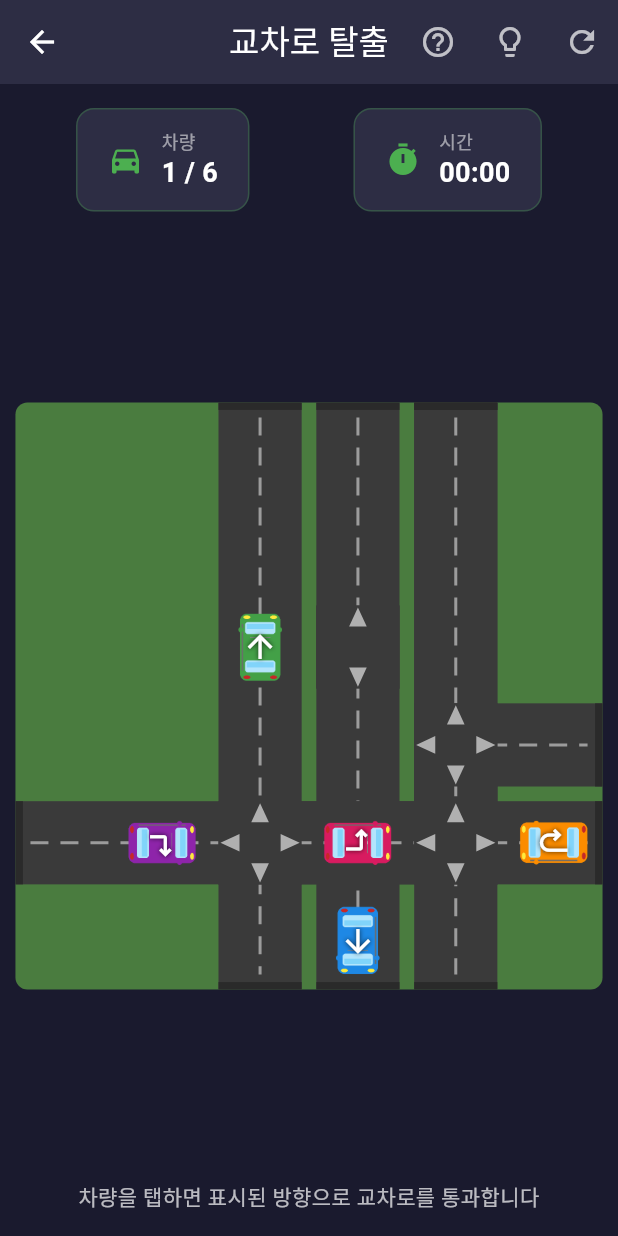
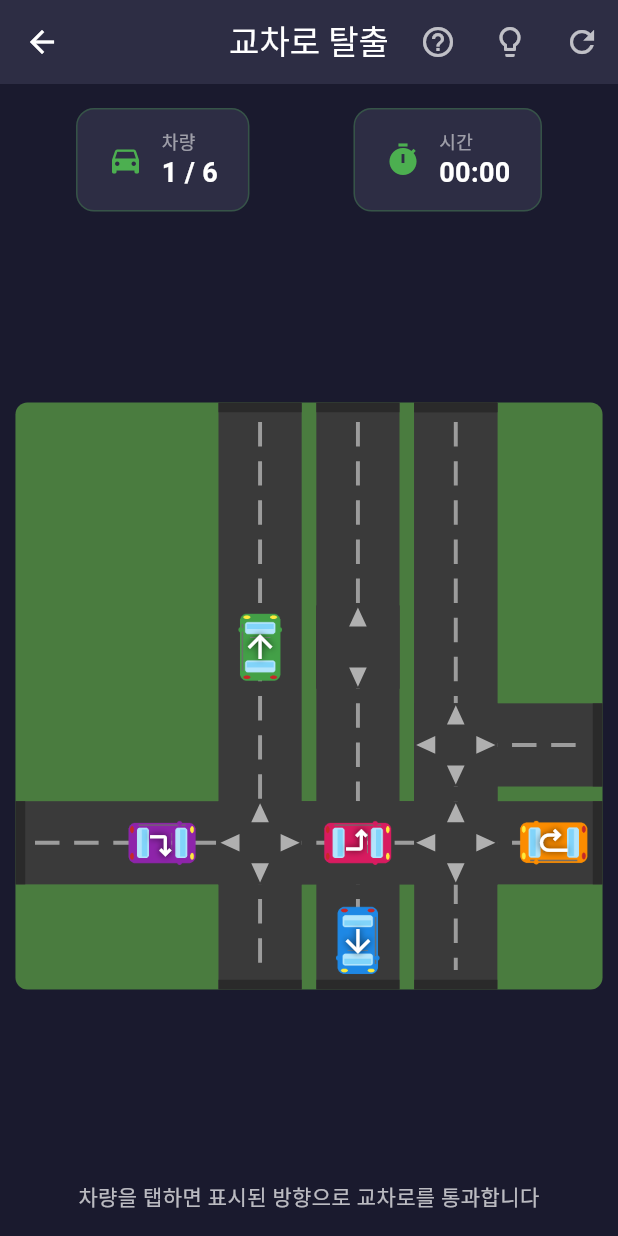
Before and after one commit to mhpark03/maze, a Flutter app: the CarEscapeScreen screen opened directly with empty values, after a tap on the "turn left" icon, on a phone screen of 412 x 824 dp. Run offline on Flutter 3.47's test engine with Material 3 defaults, Android fonts, the phone set to English and light mode, and no system bars; our stand-ins replace google_mobile_ads, shared_preferences; accounts and stored records are empty; network calls fail.

Commit message:
Car Escape: make UI elements adaptive to screen size
- Store cellSize for use in animations
- Scale highlight border radius and width with cellSize
- Scale highlight shadow blur and spread with cellSize
- Scale icon shadows with cellSize
- Scale shake animation amplitude with cellSize
- Scale dashed line stroke width, dash length, and gap with cellSize
- Scale exit indicator size with cellSize

All visual elements now properly adapt to different screen sizes.

Co-Authored-By: Claude Opus 4.5 <noreply@anthropic.com>

```diff
--- a/lib/car_escape/widgets/car_escape_board.dart
+++ b/lib/car_escape/widgets/car_escape_board.dart
@@ -28,6 +28,7 @@ class _CarEscapeBoardState extends State<CarEscapeBoard>
   final Map<int, AnimationController> _shakeControllers = {};
   final Map<int, Animation<double>> _shakeAnimations = {};
   int? _highlightedBlockingCarId;
+  double _cellSize = 50; // Default cell size, updated in build
 
   @override
   void dispose() {
@@ -212,12 +213,16 @@ class _CarEscapeBoardState extends State<CarEscapeBoard>
       vsync: this,
     );
 
+    // Scale shake amount based on cell size
+    final shakeAmount = _cellSize * 0.12;
+    final smallShake = _cellSize * 0.08;
+
     final animation = TweenSequence<double>([
-      TweenSequenceItem(tween: Tween(begin: 0, end: 6), weight: 1),
-      TweenSequenceItem(tween: Tween(begin: 6, end: -6), weight: 2),
-      TweenSequenceItem(tween: Tween(begin: -6, end: 4), weight: 2),
-      TweenSequenceItem(tween: Tween(begin: 4, end: -4), weight: 2),
-      TweenSequenceItem(tween: Tween(begin: -4, end: 0), weight: 1),
+      TweenSequenceItem(tween: Tween(begin: 0, end: shakeAmount), weight: 1),
+      TweenSequenceItem(tween: Tween(begin: shakeAmount, end: -shakeAmount), weight: 2),
+      TweenSequenceItem(tween: Tween(begin: -shakeAmount, end: smallShake), weight: 2),
+      TweenSequenceItem(tween: Tween(begin: smallShake, end: -smallShake), weight: 2),
+      TweenSequenceItem(tween: Tween(begin: -smallShake, end: 0), weight: 1),
     ]).animate(CurvedAnimation(
       parent: controller,
       curve: Curves.easeInOut,
@@ -244,6 +249,7 @@ class _CarEscapeBoardState extends State<CarEscapeBoard>
       builder: (context, constraints) {
         final size = min(constraints.maxWidth, constraints.maxHeight) * 0.95;
         final cellSize = size / widget.puzzle.gridSize;
+        _cellSize = cellSize; // Store for use in animations
 
         return Center(
           child: Container(
@@ -335,18 +341,18 @@ class _CarEscapeBoardState extends State<CarEscapeBoard>
             if (isHighlighted || isHintCar)
               Container(
                 decoration: BoxDecoration(
-                  borderRadius: BorderRadius.circular(8),
+                  borderRadius: BorderRadius.circular(cellSize * 0.15),
                   border: Border.all(
                     color: isHintCar ? Colors.yellow : Colors.white,
-                    width: 3,
+                    width: cellSize * 0.06,
                   ),
                   boxShadow: [
                     BoxShadow(
                       color: isHintCar
                           ? Colors.yellow.withValues(alpha: 0.6)
                           : Colors.white.withValues(alpha: 0.5),
-                      blurRadius: 12,
-                      spreadRadius: 4,
+                      blurRadius: cellSize * 0.25,
+                      spreadRadius: cellSize * 0.08,
                     ),
                   ],
                 ),
@@ -363,7 +369,7 @@ class _CarEscapeBoardState extends State<CarEscapeBoard>
                     shadows: [
                       Shadow(
                         color: Colors.black.withValues(alpha: 0.8),
-                        blurRadius: 4,
+                        blurRadius: cellSize * 0.08,
                       ),
                     ],
                   ),
@@ -435,7 +441,7 @@ class _CarEscapeBoardState extends State<CarEscapeBoard>
                           shadows: [
                             Shadow(
                               color: Colors.black.withValues(alpha: 0.8),
-                              blurRadius: 4,
+                              blurRadius: cellSize * 0.08,
                             ),
                           ],
                         ),
@@ -606,34 +612,44 @@ class _RoadSegmentPainter extends CustomPainter {
   }
 
   void _drawHorizontalDashedLine(Canvas canvas, double startX, double endX, double y) {
+    final strokeWidth = cellSize * 0.04;
+    final padding = cellSize * 0.2;
+    final dashLength = cellSize * 0.25;
+    final gapLength = cellSize * 0.4;
+
     final linePaint = Paint()
       ..color = Colors.white.withValues(alpha: 0.5)
-      ..strokeWidth = 2;
+      ..strokeWidth = strokeWidth;
 
-    double x = startX + 10;
-    while (x < endX - 10) {
+    double x = startX + padding;
+    while (x < endX - padding) {
       canvas.drawLine(
         Offset(x, y),
-        Offset(min(x + 12, endX - 10), y),
+        Offset(min(x + dashLength, endX - padding), y),
         linePaint,
       );
-      x += 20;
+      x += gapLength;
     }
   }
 
   void _drawVerticalDashedLine(Canvas canvas, double x, double startY, double endY) {
+    final strokeWidth = cellSize * 0.04;
+    final padding = cellSize * 0.2;
+    final dashLength = cellSize * 0.25;
+    final gapLength = cellSize * 0.4;
+
     final linePaint = Paint()
       ..color = Colors.white.withValues(alpha: 0.5)
-      ..strokeWidth = 2;
+      ..strokeWidth = strokeWidth;
 
-    double y = startY + 10;
-    while (y < endY - 10) {
+    double y = startY + padding;
+    while (y < endY - padding) {
       canvas.drawLine(
         Offset(x, y),
-        Offset(x, min(y + 12, endY - 10)),
+        Offset(x, min(y + dashLength, endY - padding)),
         linePaint,
       );
-      y += 20;
+      y += gapLength;
     }
   }
 
@@ -641,6 +657,9 @@ class _RoadSegmentPainter extends CustomPainter {
     final exitPaint = Paint()
       ..color = const Color(0xFF2A2A2A)
       ..style = PaintingStyle.fill;
+
+    final indicatorSize = cellSize * 0.2;
+    final indicatorOffset = cellSize * 0.1;
 
     // Find all road segments that touch edges and draw exit indicators
     for (var segment in roadSegments) {
@@ -652,14 +671,14 @@ class _RoadSegmentPainter extends CustomPainter {
         if (minX == 0) {
           // Left edge exit
           canvas.drawRect(
-            Rect.fromLTWH(-5, y, 10, roadWidth),
+            Rect.fromLTWH(-indicatorOffset, y, indicatorSize, roadWidth),
             exitPaint,
           );
         }
         if (maxX == gridSize - 1) {
           // Right edge exit
           canvas.drawRect(
-            Rect.fromLTWH(size.width - 5, y, 10, roadWidth),
+            Rect.fromLTWH(size.width - indicatorOffset, y, indicatorSize, roadWidth),
             exitPaint,
           );
         }
@@ -671,14 +690,14 @@ class _RoadSegmentPainter extends CustomPainter {
         if (minY == 0) {
           // Top edge exit
           canvas.drawRect(
-            Rect.fromLTWH(x, -5, roadWidth, 10),
+            Rect.fromLTWH(x, -indicatorOffset, roadWidth, indicatorSize),
             exitPaint,
           );
         }
         if (maxY == gridSize - 1) {
           // Bottom edge exit
           canvas.drawRect(
-            Rect.fromLTWH(x, size.height - 5, roadWidth, 10),
+            Rect.fromLTWH(x, size.height - indicatorOffset, roadWidth, indicatorSize),
             exitPaint,
           );
         }
```
